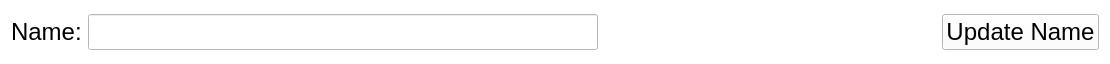
Above: app/ui/name_edit_input.ui from FlicksonJ/labify before the change. Below: the same form after it.
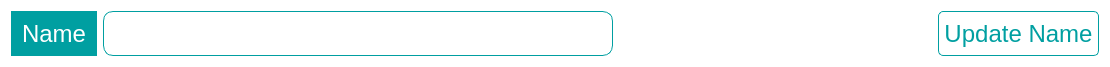
That is the form after the change.

Commit message: Add design to input boxes

```diff
--- a/app/ui/name_edit_input.ui
+++ b/app/ui/name_edit_input.ui
@@ -7,28 +7,73 @@
     <x>0</x>
     <y>0</y>
     <width>1110</width>
-    <height>64</height>
+    <height>55</height>
    </rect>
   </property>
+  <property name="maximumSize">
+   <size>
+    <width>16777215</width>
+    <height>55</height>
+   </size>
+  </property>
   <property name="windowTitle">
    <string>Form</string>
   </property>
   <property name="styleSheet">
    <string notr="true">* {
-	background: #fff;
-	color: black;
-}</string>
+	background: #fff
+}
+
+QLabel {
+	color: #fff;
+	background: rgb(0, 159, 161);
+	padding-left: 5px;
+	padding-right: 5px;
+}
+
+QLineEdit {
+	border: 1px solid rgb(0, 159, 161);
+	border-radius: 10px;
+	padding-left: 10px;
+	color: rgb(0, 159, 161)
+}
+
+#name_input:hover {
+	border: 2px solid rgb(0, 159, 161);
+}
+
+QPushButton {
+	border: 1px solid;
+	margin: 0;
+	height: 40px;
+	color: rgb(0, 159, 161);
+	border-color: rgb(0, 159, 161);
+	padding: 5px;
+	border-radius: 5px;
+}
+
+QPushButton:hover{
+	background: rgb(0, 159, 161);
+	color: #fff;
+}
+</string>
   </property>
   <layout class="QHBoxLayout" name="horizontalLayout" stretch="1,0,5,1">
    <item>
     <widget class="QLabel" name="name_label">
+     <property name="maximumSize">
+      <size>
+       <width>16777215</width>
+       <height>45</height>
+      </size>
+     </property>
      <property name="font">
       <font>
        <pointsize>18</pointsize>
       </font>
      </property>
      <property name="text">
-      <string>Name:</string>
+      <string>Name</string>
      </property>
     </widget>
    </item>
@@ -43,7 +88,7 @@
      <property name="maximumSize">
       <size>
        <width>510</width>
-       <height>16777215</height>
+       <height>45</height>
       </size>
      </property>
      <property name="font">
@@ -68,6 +113,12 @@
    </item>
    <item>
     <widget class="QPushButton" name="update_name_button">
+     <property name="maximumSize">
+      <size>
+       <width>16777215</width>
+       <height>45</height>
+      </size>
+     </property>
      <property name="font">
       <font>
        <pointsize>18</pointsize>
```
The commit also changes 8 other files.
